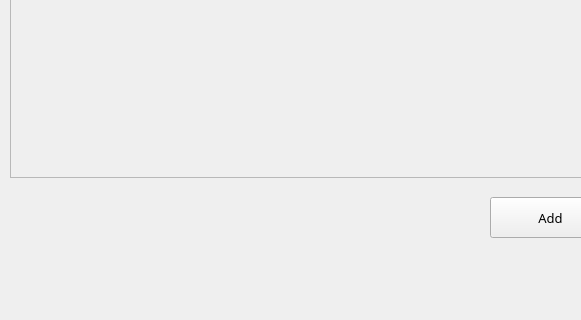
Before: the Qt Designer form qt/IE0217/mainwindow.ui in Jams1001/Proyecto_IE0217, drawn with Qt 5; both pictures show x 0 to 581 and y 253 to 573 of the 787 by 573 pixel window.
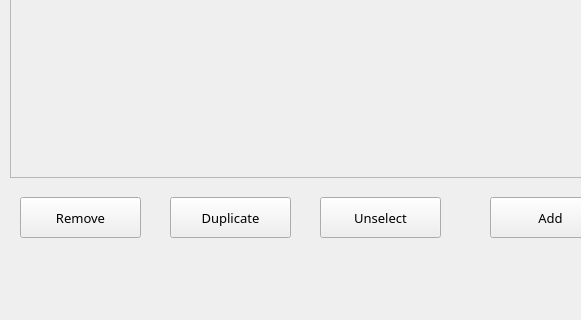
After: the same form once the commit is applied. The open tabs and pages were chosen to show the change.

The edit to the form file:
```diff
--- a/qt/IE0217/mainwindow.ui
+++ b/qt/IE0217/mainwindow.ui
@@ -415,6 +415,45 @@
        </property>
       </widget>
      </widget>
+     <widget class="QPushButton" name="pushButtonRemove_Semesters">
+      <property name="geometry">
+       <rect>
+        <x>20</x>
+        <y>450</y>
+        <width>121</width>
+        <height>41</height>
+       </rect>
+      </property>
+      <property name="text">
+       <string>Remove</string>
+      </property>
+     </widget>
+     <widget class="QPushButton" name="pushButtonDuplicate_Semesters">
+      <property name="geometry">
+       <rect>
+        <x>170</x>
+        <y>450</y>
+        <width>121</width>
+        <height>41</height>
+       </rect>
+      </property>
+      <property name="text">
+       <string>Duplicate</string>
+      </property>
+     </widget>
+     <widget class="QPushButton" name="pushButtonUnselect_Semesters">
+      <property name="geometry">
+       <rect>
+        <x>320</x>
+        <y>450</y>
+        <width>121</width>
+        <height>41</height>
+       </rect>
+      </property>
+      <property name="text">
+       <string>Unselect</string>
+      </property>
+     </widget>
     </widget>
     <widget class="QWidget" name="Teachers">
      <widget class="QPushButton" name="pushButtonSelect_Teachers">
```
Left out of the diff: 17 changed lines with no effect on the pictures.
